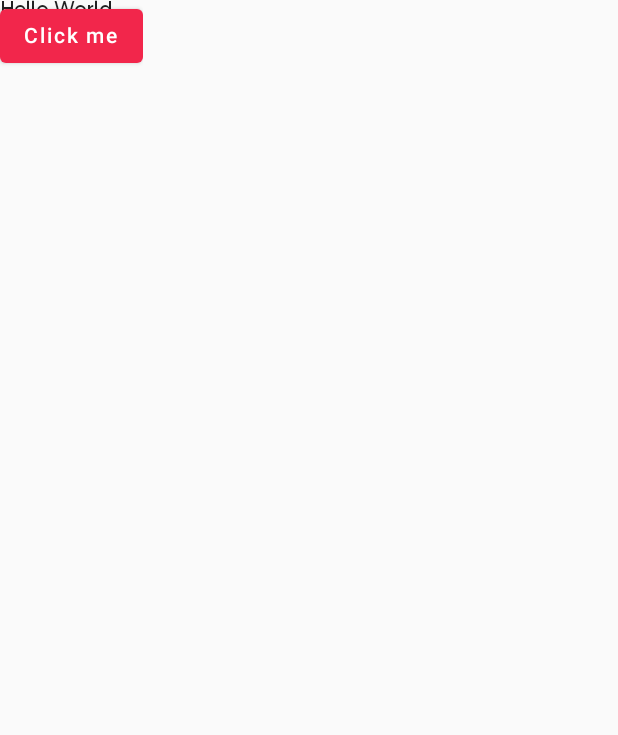
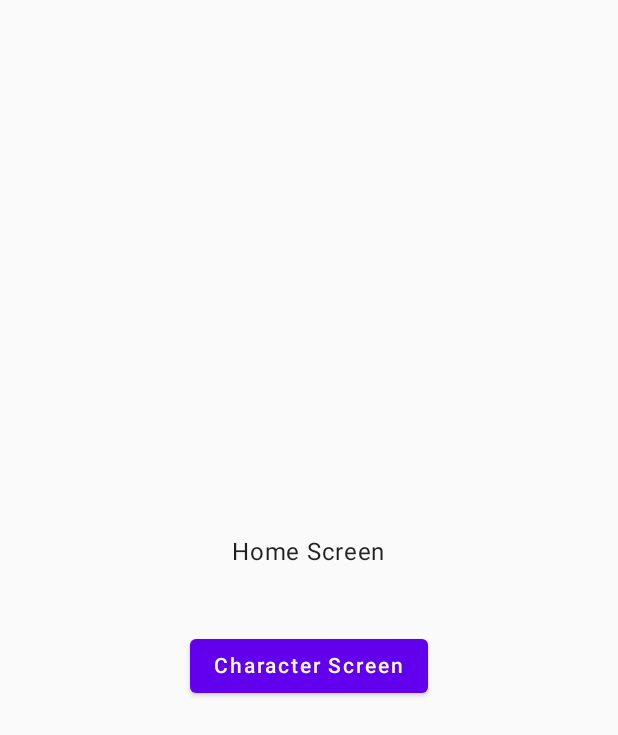
Before and after one commit to bortolilucas/marvel-kmp, an Android app built with Jetpack Compose: the screen it shows after launch (MainActivity), on a phone screen of 412 x 824 dp. Shown: the top 735 px of the screen. Run offline under Robolectric (Android 15) with nearby library versions, the phone set to English and light mode, and no system bars; our stand-ins replace Voyager.

Commit message:
feat: add navigation screens setup

```diff
--- a/composeApp/src/androidMain/kotlin/br/com/marvelkmp/app/MainActivity.kt
+++ b/composeApp/src/androidMain/kotlin/br/com/marvelkmp/app/MainActivity.kt
@@ -6,7 +6,6 @@ import androidx.activity.ComponentActivity
 import androidx.activity.compose.setContent
 import androidx.compose.runtime.Composable
 import androidx.compose.ui.tooling.preview.Preview
-import cafe.adriel.voyager.navigator.Navigator
 import di.initKoin
 
 class MainActivity : ComponentActivity() {
@@ -16,7 +15,7 @@ class MainActivity : ComponentActivity() {
         initKoin()
 
         setContent {
-            Navigator(App())
+            App()
         }
     }
 }
--- a/composeApp/src/commonMain/kotlin/App.kt
+++ b/composeApp/src/commonMain/kotlin/App.kt
@@ -1,20 +1,11 @@
-import androidx.compose.material.Button
-import androidx.compose.material.Text
+import androidx.compose.material.MaterialTheme
 import androidx.compose.runtime.Composable
-import cafe.adriel.voyager.core.model.rememberScreenModel
-import cafe.adriel.voyager.core.screen.Screen
-import core.theme.ui.ThemeProvider
+import cafe.adriel.voyager.navigator.Navigator
+import features.home.ui.screens.home.HomeScreen
 
-class App : Screen {
-    @Composable
-    override fun Content() {
-        val screenModel = rememberScreenModel { TestScreenModel() }
-
-        ThemeProvider {
-            Text("Hello World")
-            Button(onClick = { screenModel.test() }) {
-                Text("Click me")
-            }
-        }
+@Composable
+fun App() {
+    MaterialTheme {
+        Navigator(HomeScreen)
     }
 }
--- a/composeApp/src/commonMain/kotlin/di/InitKoin.kt
+++ b/composeApp/src/commonMain/kotlin/di/InitKoin.kt
@@ -1,11 +1,15 @@
 package di
 
+import features.character.di.characterModule
+import features.home.di.homeModule
 import network.di.networkModule
 import org.koin.core.context.startKoin
 
 fun initKoin() {
     val modules = listOf(
-        networkModule
+        networkModule,
+        homeModule,
+        characterModule,
     )
 
     startKoin {
--- /dev/null
+++ b/composeApp/src/commonMain/kotlin/features/character/di/CharacterModule.kt
@@ -0,0 +1,8 @@
+package features.character.di
+
+import features.home.ui.screens.home.HomeScreenModel
+import org.koin.dsl.module
+
+val characterModule = module {
+    factory { HomeScreenModel() }
+}
--- /dev/null
+++ b/composeApp/src/commonMain/kotlin/features/character/ui/screens/characterDetail/CharacterDetailScreenModel.kt
@@ -0,0 +1,5 @@
+package features.character.ui.screens.characterDetail
+
+import cafe.adriel.voyager.core.model.StateScreenModel
+
+class CharacterDetailScreenModel : StateScreenModel<CharacterDetailState>(CharacterDetailState())
--- /dev/null
+++ b/composeApp/src/commonMain/kotlin/features/character/ui/screens/characterDetail/CharacterDetailState.kt
@@ -0,0 +1,5 @@
+package features.character.ui.screens.characterDetail
+
+data class CharacterDetailState(
+    val testParam: Boolean = false
+)
--- /dev/null
+++ b/composeApp/src/commonMain/kotlin/features/home/di/HomeModule.kt
@@ -0,0 +1,8 @@
+package features.home.di
+
+import features.character.ui.screens.characterDetail.CharacterDetailScreenModel
+import org.koin.dsl.module
+
+val homeModule = module {
+    factory { CharacterDetailScreenModel() }
+}
--- /dev/null
+++ b/composeApp/src/commonMain/kotlin/features/home/ui/screens/home/HomeScreen.kt
@@ -0,0 +1,37 @@
+package features.home.ui.screens.home
+
+import androidx.compose.foundation.layout.Arrangement
+import androidx.compose.foundation.layout.Column
+import androidx.compose.foundation.layout.fillMaxSize
+import androidx.compose.material.Button
+import androidx.compose.material.Text
+import androidx.compose.runtime.Composable
+import androidx.compose.ui.Alignment
+import androidx.compose.ui.Modifier
+import androidx.compose.ui.unit.dp
+import cafe.adriel.voyager.core.screen.Screen
+import cafe.adriel.voyager.koin.koinScreenModel
+import cafe.adriel.voyager.navigator.LocalNavigator
+import cafe.adriel.voyager.navigator.currentOrThrow
+import features.character.ui.screens.characterDetail.CharacterDetailScreen
+import features.character.ui.screens.characterDetail.CharacterDetailScreenModel
+
+object HomeScreen : Screen {
+    @Composable
+    override fun Content() {
+        val model = koinScreenModel<CharacterDetailScreenModel>()
+        val navigator = LocalNavigator.currentOrThrow
+
+        Column(
+            horizontalAlignment = Alignment.CenterHorizontally,
+            verticalArrangement = Arrangement.spacedBy(40.dp, Alignment.CenterVertically),
+            modifier = Modifier.fillMaxSize()
+        ) {
+            Text("Home Screen")
+
+            Button(onClick = { navigator.push(CharacterDetailScreen) }) {
+                Text("Character Screen")
+            }
+        }
+    }
+}
--- /dev/null
+++ b/composeApp/src/commonMain/kotlin/features/home/ui/screens/home/HomeScreenModel.kt
@@ -0,0 +1,5 @@
+package features.home.ui.screens.home
+
+import cafe.adriel.voyager.core.model.StateScreenModel
+
+class HomeScreenModel : StateScreenModel<HomeState>(HomeState())
--- /dev/null
+++ b/composeApp/src/commonMain/kotlin/features/home/ui/screens/home/HomeState.kt
@@ -0,0 +1,5 @@
+package features.home.ui.screens.home
+
+data class HomeState(
+    val testParam: Boolean = false
+)
--- a/gradle/libs.versions.toml
+++ b/gradle/libs.versions.toml
@@ -16,7 +16,7 @@ ktor = "2.3.11"
 logbackAndroid = "3.0.0"
 napier = "2.7.1"
 slf4jApi = "2.0.13"
-voyagerNavigator = "1.0.0"
+voyagerNavigator = "1.1.0-beta01"
 
 [libraries]
 bignum = { module = "com.ionspin.kotlin:bignum", version.ref = "bignum" }
```
Also changed, not shown: composeApp/src/commonMain/kotlin/TestScreenModel.kt (deleted, +0 -16 lines), composeApp/src/commonMain/kotlin/features/character/ui/screens/characterDetail/CharacterDetailScreen.kt (added, +35 -0 lines), 1 other file.
